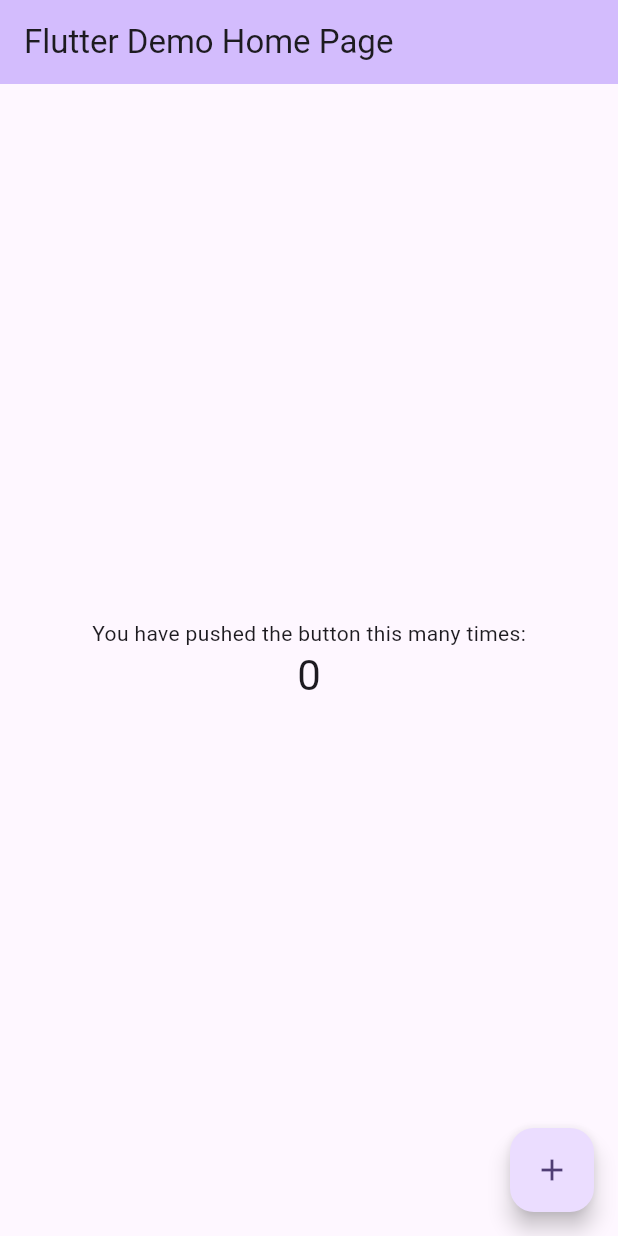
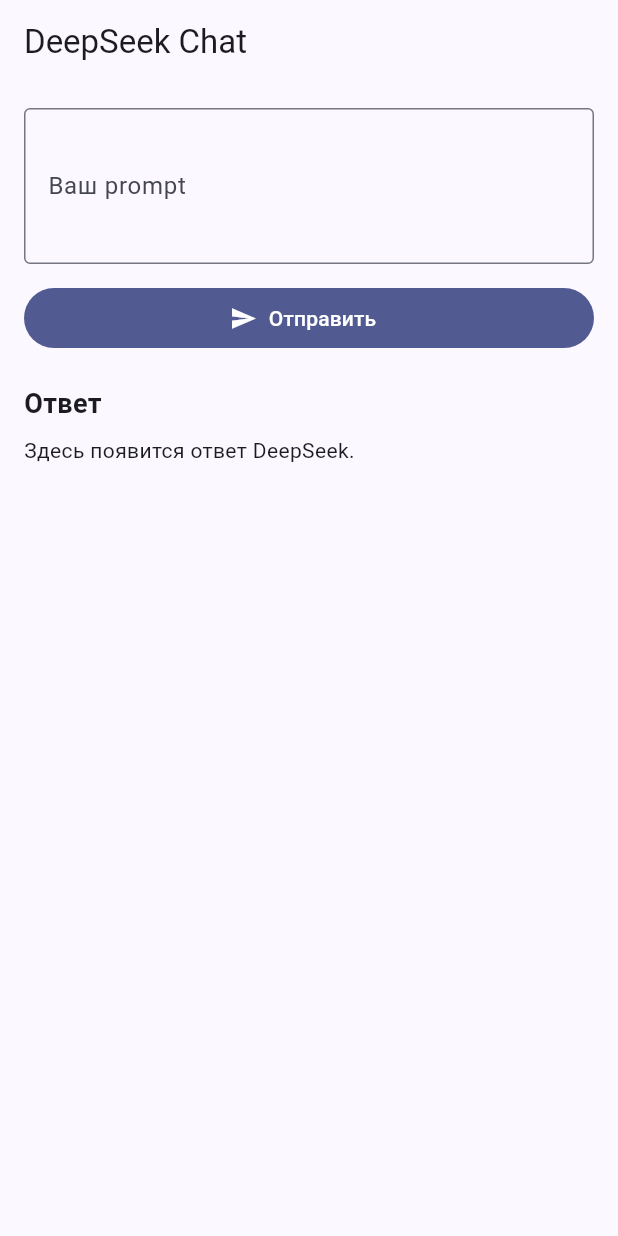
Before and after one commit to Rustam1821/ai-advent-day-01, a Flutter app: the screen it shows after launch, on a phone screen of 412 x 824 dp. Run offline on Flutter 3.47's test engine with Material 3 defaults, Android fonts, the phone set to English and light mode, and no system bars.

Commit message:
feat: complete AI Advent day 1 with DeepSeek

```diff
--- a/lib/main.dart
+++ b/lib/main.dart
@@ -1,121 +1,152 @@
+import 'dart:convert';
+
 import 'package:flutter/material.dart';
+import 'package:http/http.dart' as http;
 
-void main() {
-  runApp(const MyApp());
-}
+const _apiKey = String.fromEnvironment('DEEPSEEK_API_KEY');
+
+void main() => runApp(const MyApp());
 
 class MyApp extends StatelessWidget {
   const MyApp({super.key});
 
-  // This widget is the root of your application.
   @override
   Widget build(BuildContext context) {
     return MaterialApp(
-      title: 'Flutter Demo',
+      title: 'DeepSeek Chat',
+      debugShowCheckedModeBanner: false,
       theme: ThemeData(
-        // This is the theme of your application.
-        //
-        // TRY THIS: Try running your application with "flutter run". You'll see
-        // the application has a purple toolbar. Then, without quitting the app,
-        // try changing the seedColor in the colorScheme below to Colors.green
-        // and then invoke "hot reload" (save your changes or press the "hot
-        // reload" button in a Flutter-supported IDE, or press "r" if you used
-        // the command line to start the app).
-        //
-        // Notice that the counter didn't reset back to zero; the application
-        // state is not lost during the reload. To reset the state, use hot
-        // restart instead.
-        //
-        // This works for code too, not just values: Most code changes can be
-        // tested with just a hot reload.
-        colorScheme: .fromSeed(seedColor: Colors.deepPurple),
+        colorScheme: ColorScheme.fromSeed(seedColor: Colors.indigo),
+        useMaterial3: true,
       ),
-      home: const MyHomePage(title: 'Flutter Demo Home Page'),
+      home: const ChatPage(),
     );
   }
 }
 
-class MyHomePage extends StatefulWidget {
-  const MyHomePage({super.key, required this.title});
-
-  // This widget is the home page of your application. It is stateful, meaning
-  // that it has a State object (defined below) that contains fields that affect
-  // how it looks.
-
-  // This class is the configuration for the state. It holds the values (in this
-  // case the title) provided by the parent (in this case the App widget) and
-  // used by the build method of the State. Fields in a Widget subclass are
-  // always marked "final".
-
-  final String title;
+class ChatPage extends StatefulWidget {
+  const ChatPage({super.key});
 
   @override
-  State<MyHomePage> createState() => _MyHomePageState();
+  State<ChatPage> createState() => _ChatPageState();
 }
 
-class _MyHomePageState extends State<MyHomePage> {
-  int _counter = 0;
+class _ChatPageState extends State<ChatPage> {
+  final _promptController = TextEditingController();
+  String _answer = '';
+  bool _isLoading = false;
 
-  void _incrementCounter() {
+  @override
+  void dispose() {
+    _promptController.dispose();
+    super.dispose();
+  }
+
+  Future<void> _sendPrompt() async {
+    final prompt = _promptController.text.trim();
+    if (prompt.isEmpty || _isLoading) return;
+
+    if (_apiKey.isEmpty) {
+      setState(() {
+        _answer =
+            'API key не найден. Запустите приложение с '
+            '--dart-define=DEEPSEEK_API_KEY=ваш_ключ';
+      });
+      return;
+    }
+
     setState(() {
-      // This call to setState tells the Flutter framework that something has
-      // changed in this State, which causes it to rerun the build method below
-      // so that the display can reflect the updated values. If we changed
-      // _counter without calling setState(), then the build method would not be
-      // called again, and so nothing would appear to happen.
-      _counter++;
+      _isLoading = true;
+      _answer = '';
     });
+
+    try {
+      final response = await http.post(
+        Uri.parse('https://api.deepseek.com/chat/completions'),
+        headers: {
+          'Content-Type': 'application/json',
+          'Authorization': 'Bearer $_apiKey',
+        },
+        body: jsonEncode({
+          'model': 'deepseek-chat',
+          'messages': [
+            {'role': 'user', 'content': prompt},
+          ],
+        }),
+      );
+
+      final data = jsonDecode(response.body) as Map<String, dynamic>;
+      if (response.statusCode >= 200 && response.statusCode < 300) {
+        final choices = data['choices'] as List<dynamic>?;
+        final message = choices?.firstOrNull?['message'];
+        final content = message?['content'] as String?;
+        if (content == null || content.isEmpty) {
+          throw const FormatException('DeepSeek вернул пустой ответ');
+        }
+        setState(() => _answer = content);
+      } else {
+        final error = data['error'] as Map<String, dynamic>?;
+        throw Exception(error?['message'] ?? 'HTTP ${response.statusCode}');
+      }
+    } on FormatException catch (error) {
+      setState(() => _answer = 'Некорректный ответ API: ${error.message}');
+    } catch (error) {
+      setState(() => _answer = 'Не удалось получить ответ: $error');
+    } finally {
+      if (mounted) setState(() => _isLoading = false);
+    }
   }
 
   @override
   Widget build(BuildContext context) {
-    // This method is rerun every time setState is called, for instance as done
-    // by the _incrementCounter method above.
-    //
-    // The Flutter framework has been optimized to make rerunning build methods
-    // fast, so that you can just rebuild anything that needs updating rather
-    // than having to individually change instances of widgets.
     return Scaffold(
-      appBar: AppBar(
-        // TRY THIS: Try changing the color here to a specific color (to
-        // Colors.amber, perhaps?) and trigger a hot reload to see the AppBar
-        // change color while the other colors stay the same.
-        backgroundColor: Theme.of(context).colorScheme.inversePrimary,
-        // Here we take the value from the MyHomePage object that was created by
-        // the App.build method, and use it to set our appbar title.
-        title: Text(widget.title),
-      ),
-      body: Center(
-        // Center is a layout widget. It takes a single child and positions it
-        // in the middle of the parent.
-        child: Column(
-          // Column is also a layout widget. It takes a list of children and
-          // arranges them vertically. By default, it sizes itself to fit its
-          // children horizontally, and tries to be as tall as its parent.
-          //
-          // Column has various properties to control how it sizes itself and
-          // how it positions its children. Here we use mainAxisAlignment to
-          // center the children vertically; the main axis here is the vertical
-          // axis because Columns are vertical (the cross axis would be
-          // horizontal).
-          //
-          // TRY THIS: Invoke "debug painting" (choose the "Toggle Debug Paint"
-          // action in the IDE, or press "p" in the console), to see the
-          // wireframe for each widget.
-          mainAxisAlignment: .center,
-          children: [
-            const Text('You have pushed the button this many times:'),
-            Text(
-              '$_counter',
-              style: Theme.of(context).textTheme.headlineMedium,
-            ),
-          ],
+      appBar: AppBar(title: const Text('DeepSeek Chat')),
+      body: SafeArea(
+        child: Padding(
+          padding: const EdgeInsets.all(16),
+          child: Column(
+            crossAxisAlignment: CrossAxisAlignment.stretch,
+            children: [
+              TextField(
+                controller: _promptController,
+                minLines: 3,
+                maxLines: 6,
+                textInputAction: TextInputAction.newline,
+                decoration: const InputDecoration(
+                  labelText: 'Ваш prompt',
+                  hintText: 'Например: Объясни, что такое Flutter',
+                  border: OutlineInputBorder(),
+                ),
+              ),
+              const SizedBox(height: 12),
+              FilledButton.icon(
+                onPressed: _isLoading ? null : _sendPrompt,
+                icon: _isLoading
+                    ? const SizedBox.square(
+                        dimension: 18,
+                        child: CircularProgressIndicator(strokeWidth: 2),
+                      )
+                    : const Icon(Icons.send),
+                label: Text(_isLoading ? 'Отправка...' : 'Отправить'),
+              ),
+              const SizedBox(height: 20),
+              const Text(
+                'Ответ',
+                style: TextStyle(fontSize: 18, fontWeight: FontWeight.bold),
+              ),
+              const SizedBox(height: 8),
+              Expanded(
+                child: SingleChildScrollView(
+                  child: SelectableText(
+                    _answer.isEmpty
+                        ? 'Здесь появится ответ DeepSeek.'
+                        : _answer,
+                  ),
+                ),
+              ),
+            ],
+          ),
         ),
-      ),
-      floatingActionButton: FloatingActionButton(
-        onPressed: _incrementCounter,
-        tooltip: 'Increment',
-        child: const Icon(Icons.add),
       ),
     );
   }
--- a/pubspec.yaml
+++ b/pubspec.yaml
@@ -34,9 +34,12 @@
   # The following adds the Cupertino Icons font to your application.
   # Use with the CupertinoIcons class for iOS style icons.
   cupertino_icons: ^1.0.8
+  http: ^1.5.0
 
 dev_dependencies:
   flutter_test:
+    sdk: flutter
+  integration_test:
     sdk: flutter
 
   # The "flutter_lints" package below contains a set of recommended lints to
```
Also changed, not shown: pubspec.lock, 5 other files.
